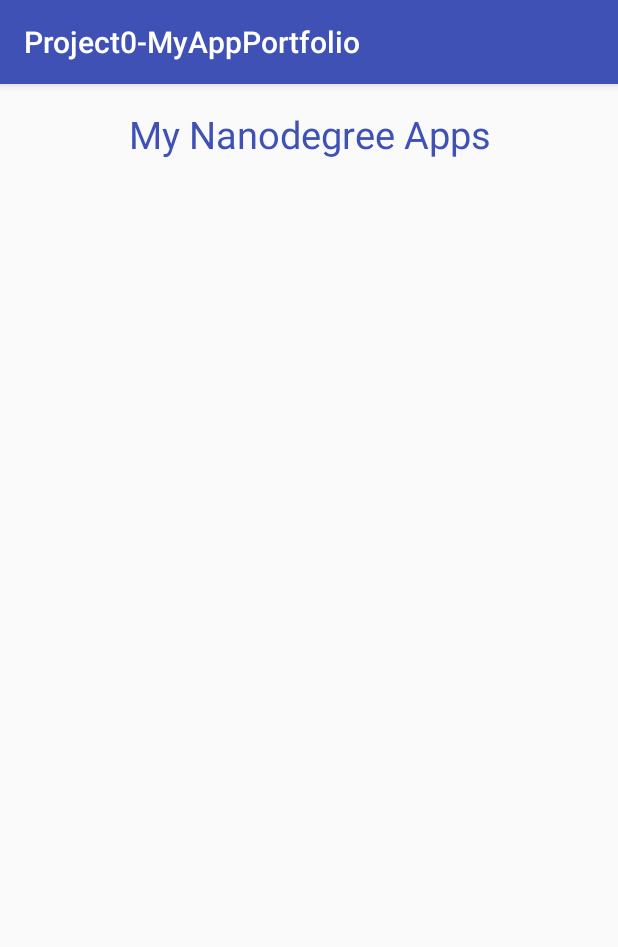
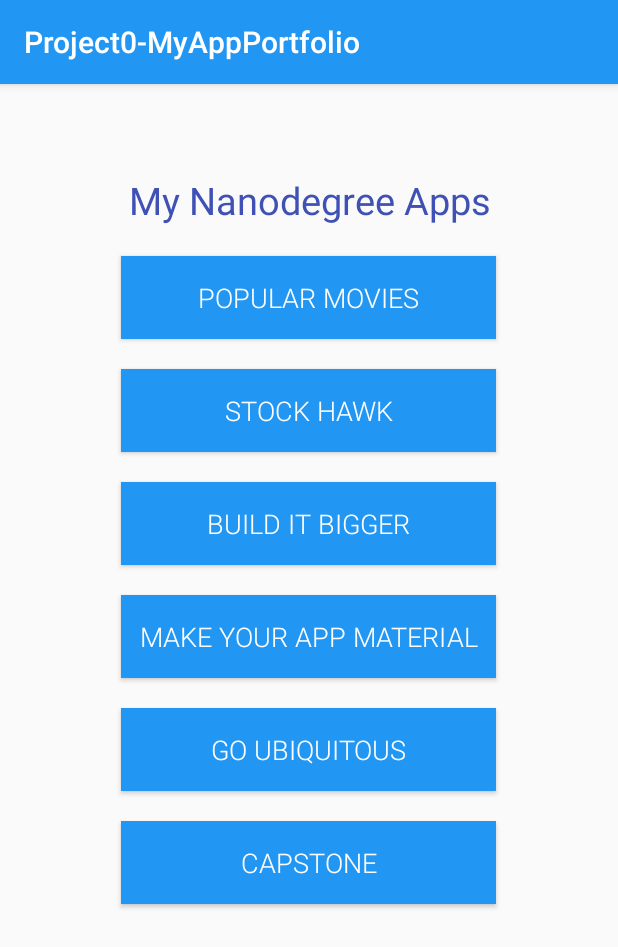
Before and after one commit to InsectiousApp/Project0-MyAppPortfolio, an Android app: the screen it shows after launch (MainActivity), on a phone screen of 412 x 824 dp. Shown: the top 947 px of the screen. Run offline under Robolectric (Android 15) with nearby library versions, the phone set to English and light mode, and no system bars.

Commit message:
finalized project 0, was so basic one

```diff
--- a/app/src/main/res/layout/activity_main.xml
+++ b/app/src/main/res/layout/activity_main.xml
@@ -3,16 +3,17 @@
     xmlns:android="http://schemas.android.com/apk/res/android"
     xmlns:tools="http://schemas.android.com/tools"
     android:layout_width="match_parent"
-    android:layout_height="match_parent"
+    android:layout_height="fill_parent"
     android:paddingLeft="@dimen/activity_horizontal_margin"
     android:paddingRight="@dimen/activity_horizontal_margin"
-    android:paddingTop="@dimen/activity_vertical_margin"
+    android:paddingTop="50dp"
     android:paddingBottom="@dimen/activity_vertical_margin"
     tools:context="projct0_udacity.insectiousapp.com.project0_myappportfolio.MainActivity">
 
    <LinearLayout
        android:layout_width="fill_parent"
        android:orientation="vertical"
+       android:gravity="center"
        android:layout_height="fill_parent">
 
        <TextView
@@ -22,6 +23,98 @@
            android:textSize="25sp"
            android:textColor="@color/colorIndigo1"
            android:gravity="center"
+           android:layout_marginTop="10dp"
+           android:layout_marginBottom="10dp"
+           />
+
+       <Button
+           android:layout_width="250dp"
+           android:layout_height="55dp"
+           android:id="@+id/b1"
+           android:textColor="#ffffff"
+           android:gravity="center"
+           android:layout_gravity="center"
+           android:background="@color/colorPrimary"
+           android:layout_marginTop="10dp"
+           android:layout_marginBottom="10dp"
+           android:text="POPULAR MOVIES"
+           android:textSize="18sp"
+           android:fontFamily="sans-serif-light"
+           />
+
+       <Button
+           android:layout_width="250dp"
+           android:layout_height="55dp"
+           android:id="@+id/b2"
+           android:textColor="#ffffff"
+           android:gravity="center"
+           android:layout_gravity="center"
+           android:background="@color/colorPrimary"
+           android:layout_marginTop="10dp"
+           android:layout_marginBottom="10dp"
+           android:text="STOCK HAWK"
+           android:textSize="18sp"
+           android:fontFamily="sans-serif-light"
+           />
+
+       <Button
+           android:layout_width="250dp"
+           android:layout_height="55dp"
+           android:id="@+id/b3"
+           android:textColor="#ffffff"
+           android:gravity="center"
+           android:layout_gravity="center"
+           android:background="@color/colorPrimary"
+           android:layout_marginTop="10dp"
+           android:layout_marginBottom="10dp"
+           android:text="BUILD IT BIGGER"
+           android:textSize="18sp"
+           android:fontFamily="sans-serif-light"
+           />
+
+       <Button
+           android:layout_width="250dp"
+           android:layout_height="55dp"
+           android:id="@+id/b4"
+           android:textColor="#ffffff"
+           android:gravity="center"
+           android:layout_gravity="center"
+           android:background="@color/colorPrimary"
+           android:layout_marginTop="10dp"
+           android:layout_marginBottom="10dp"
+           android:text="MAKE YOUR APP MATERIAL"
+           android:textSize="18sp"
+           android:fontFamily="sans-serif-light"
+           />
+
+       <Button
+           android:layout_width="250dp"
+           android:layout_height="55dp"
+           android:id="@+id/b5"
+           android:textColor="#ffffff"
+           android:gravity="center"
+           android:layout_gravity="center"
+           android:background="@color/colorPrimary"
+           android:layout_marginTop="10dp"
+           android:layout_marginBottom="10dp"
+           android:text="GO UBIQUITOUS"
+           android:textSize="18sp"
+           android:fontFamily="sans-serif-light"
+           />
+
+       <Button
+           android:layout_width="250dp"
+           android:layout_height="55dp"
+           android:id="@+id/b6"
+           android:textColor="#ffffff"
+           android:gravity="center"
+           android:layout_gravity="center"
+           android:background="@color/colorPrimary"
+           android:layout_marginTop="10dp"
+           android:layout_marginBottom="10dp"
+           android:text="CAPSTONE"
+           android:textSize="18sp"
+           android:fontFamily="sans-serif-light"
            />
 
    </LinearLayout>
--- a/app/src/main/res/values/colors.xml
+++ b/app/src/main/res/values/colors.xml
@@ -1,8 +1,8 @@
 <?xml version="1.0" encoding="utf-8"?>
 <resources>
-    <color name="colorPrimary">#3F51B5</color>
-    <color name="colorPrimaryDark">#303F9F</color>
-    <color name="colorAccent">#FF4081</color>
+    <color name="colorPrimary">#2196F3</color>
+    <color name="colorPrimaryDark">#1E88E5</color>
+    <color name="colorAccent">#FF5722</color>
 
     <color name="colorIndigo1">#3F51B5</color>
 
```
